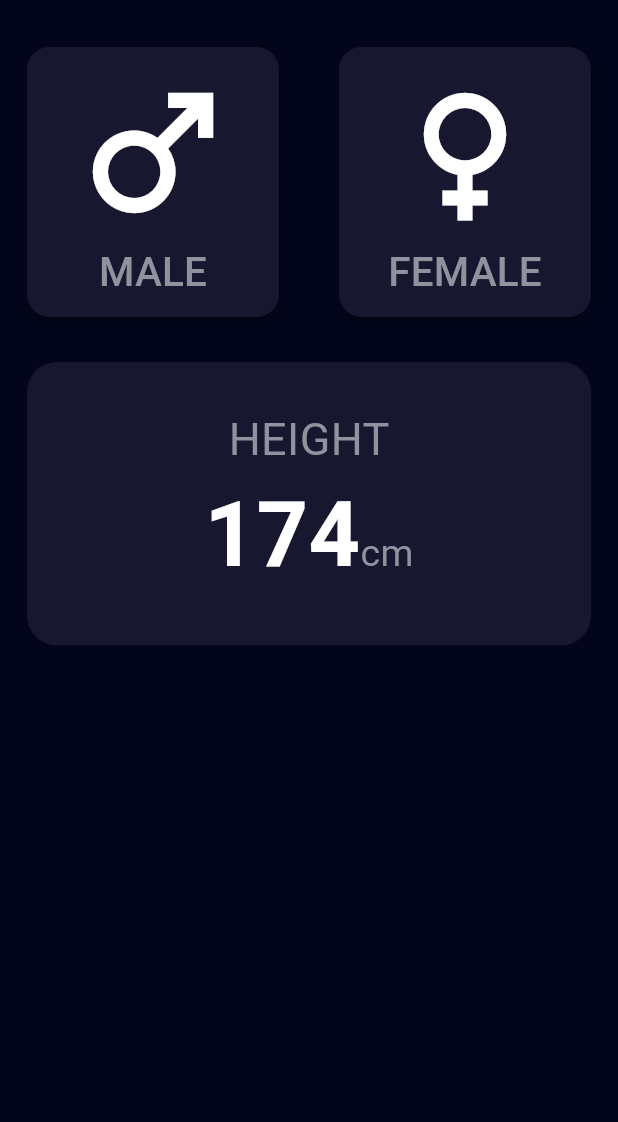
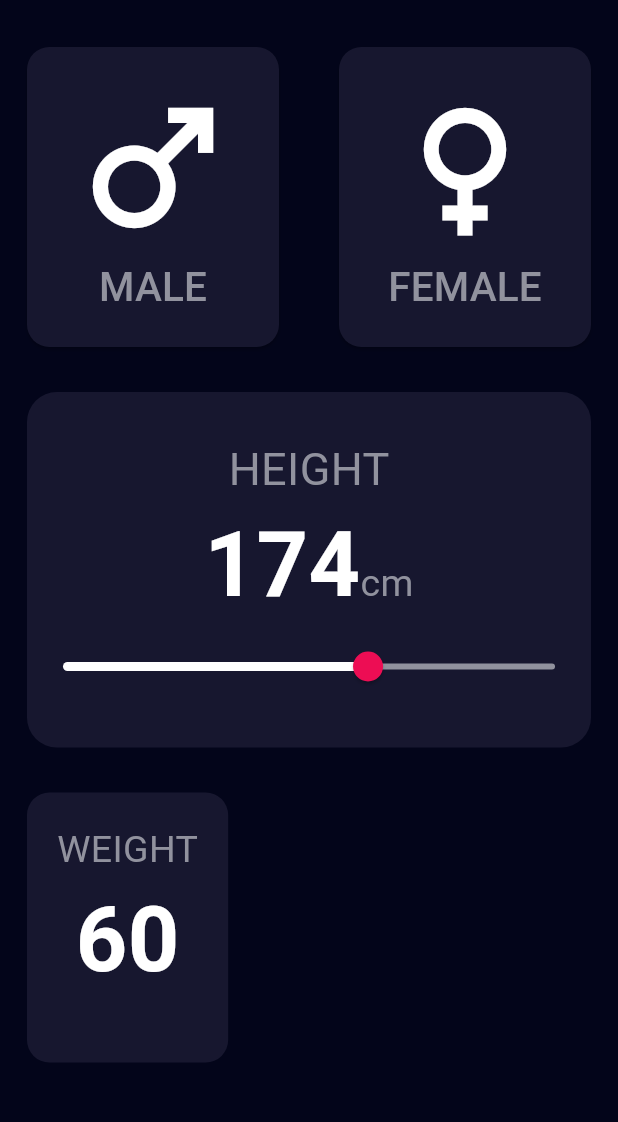
Before and after one commit to AhmedEzz999/bmi_calculator, a Flutter app: the screen it shows after launch, on a phone screen of 412 x 824 dp, the part 64-1186 px from its top. Run offline on Flutter 3.47's test engine with Material 3 defaults, Android fonts, the phone set to English and light mode, and no system bars.

Commit message:
Finish Height Section

```diff
--- a/lib/components/gender_component.dart
+++ b/lib/components/gender_component.dart
@@ -9,7 +9,7 @@ class GenderComponent extends StatelessWidget {
   @override
   Widget build(BuildContext context) {
     return SizedBox(
-      height: 180,
+      height: 200,
       child: ElevatedButton(
         style: ElevatedButton.styleFrom(
           backgroundColor: genderModel.isSelected ? AppColors.selectedColor : AppColors.unSelectedColor,
--- /dev/null
+++ b/lib/components/slider_component.dart
@@ -0,0 +1,27 @@
+import 'package:bmi_calculator/styles/colors.dart';
+import 'package:flutter/material.dart';
+
+class SliderComponent extends StatefulWidget {
+  const SliderComponent({super.key, required this.height, required this.onHeightChanged});
+  final double height;
+  final ValueChanged<double> onHeightChanged;
+
+  @override
+  State<SliderComponent> createState() => _SliderComponentState();
+}
+
+class _SliderComponentState extends State<SliderComponent> {
+  @override
+  Widget build(BuildContext context) {
+    return
+      Slider(
+        min: 50,
+        max: 250,
+        value: widget.height,
+        onChanged: (newHeight) => widget.onHeightChanged(newHeight),
+        activeColor: Colors.white,
+        inactiveColor: AppColors.fontColor,
+        thumbColor: AppColors.secondaryColor,
+      );
+  }
+}
--- /dev/null
+++ b/lib/components/weight_age_component.dart
@@ -0,0 +1,24 @@
+import 'package:bmi_calculator/styles/colors.dart';
+import 'package:flutter/material.dart';
+
+class WeightAgeComponent extends StatelessWidget {
+  const WeightAgeComponent({super.key});
+
+  @override
+  Widget build(BuildContext context) {
+    return Container(
+      height: 180,
+      padding: EdgeInsets.all(20),
+      decoration: BoxDecoration(
+        color: AppColors.unSelectedColor,
+        borderRadius: BorderRadius.circular(15)
+      ),
+      child: Column(
+        children: [
+          Text('WEIGHT', style: TextStyle(fontSize: 25, color: AppColors.fontColor)),
+          Text('60', style: TextStyle(fontSize: 60, color: Colors.white, fontWeight: FontWeight.bold)),
+        ],
+      ),
+    );
+  }
+}
--- a/lib/styles/colors.dart
+++ b/lib/styles/colors.dart
@@ -1,7 +1,8 @@
 import 'dart:ui';
 
 abstract class AppColors {
-  static const Color backgroundColor = Color(0xff03051a);
+  static const Color primaryColor = Color(0xff03051a);
+  static const Color secondaryColor = Color(0xffed0d54);
   static const Color selectedColor = Color(0xff090b24);
   static const Color unSelectedColor = Color(0xff17172f);
   static const Color fontColor = Color(0xff91929e);
--- a/lib/views/home_view.dart
+++ b/lib/views/home_view.dart
@@ -15,21 +15,22 @@ class HomeView extends StatefulWidget {
 
 class _HomeViewState extends State<HomeView> {
   GenderType? _selectedGender;
-  int _height = 174;
-  // int _weight = 60;
-  // int _age = 29;
+  double _height = 174;
+  int _weight = 60;
+  int _age = 29;
   void _onGenderChanged (GenderType? gender) => setState(() => _selectedGender = gender);
-  void _onHeightChanged (int height) => setState(() => _height = height);
+  void _onHeightChanged (double height) => setState(() => _height = height);
 
   @override
   Widget build(BuildContext context) {
-    return Scaffold(
+    return SafeArea(
+      child: Scaffold(
         appBar: AppBar(
-        backgroundColor: AppColors.backgroundColor,
+          backgroundColor: AppColors.primaryColor,
           title: const Text('BMI CALCULATOR', style: TextStyle(color: Colors.white, fontSize: 23, fontWeight: FontWeight.bold)),
         ),
         body: Container(
-        color: AppColors.backgroundColor,
+          color: AppColors.primaryColor,
           child: Padding(
             padding: const EdgeInsets.all(18),
             child: Column(
@@ -38,13 +39,14 @@ class _HomeViewState extends State<HomeView> {
                   selectedGender: _selectedGender,
                   onGenderChanged: _onGenderChanged,
                 ),
-              SliderComponent(
+                HeightSection(
                   height: _height,
                   onHeightChanged: _onHeightChanged,
                 ),
-              // WeightAgeSection(),
+                WeightAgeSection(),
                 // CalculateButton()
               ],
+            ),
           ),
         ),
       ),
--- a/lib/widgets/height_section.dart
+++ b/lib/widgets/height_section.dart
@@ -1,10 +1,11 @@
+import 'package:bmi_calculator/components/slider_component.dart';
 import 'package:bmi_calculator/styles/colors.dart';
 import 'package:flutter/material.dart';
 
-class SliderComponent extends StatelessWidget {
-  const SliderComponent({super.key, required this.height, required this.onHeightChanged});
-  final int height;
-  final Function(int) onHeightChanged;
+class HeightSection extends StatelessWidget {
+  const HeightSection({super.key, required this.height, required this.onHeightChanged});
+  final double height;
+  final ValueChanged<double> onHeightChanged;
 
   @override
   Widget build(BuildContext context) {
@@ -23,9 +24,13 @@ class SliderComponent extends StatelessWidget {
             crossAxisAlignment: CrossAxisAlignment.baseline,
             textBaseline: TextBaseline.alphabetic,
             children: [
-              Text('$height', style: TextStyle(fontSize: 60, color: Colors.white, fontWeight: FontWeight.bold)),
-              Text('cm', style: TextStyle(fontSize: 25, color: AppColors.fontColor))
+              Text('${height.toInt()}', style: TextStyle(fontSize: 60, color: Colors.white, fontWeight: FontWeight.bold)),
+              Text('cm', style: TextStyle(fontSize: 25, color: AppColors.fontColor)),
             ],
+          ),
+          SliderComponent(
+            height: height,
+            onHeightChanged: onHeightChanged
           )
         ],
       ),
--- a/lib/widgets/weight_age_section.dart
+++ b/lib/widgets/weight_age_section.dart
@@ -1,3 +1,4 @@
+import 'package:bmi_calculator/components/weight_age_component.dart';
 import 'package:flutter/material.dart';
 
 class WeightAgeSection extends StatelessWidget {
@@ -5,6 +6,10 @@ class WeightAgeSection extends StatelessWidget {
 
   @override
   Widget build(BuildContext context) {
-    return const Placeholder();
+    return Row(
+      children: [
+        WeightAgeComponent(),
+      ],
+    );
   }
 }
```
Lines whose indentation alone changed are shown as unchanged.
